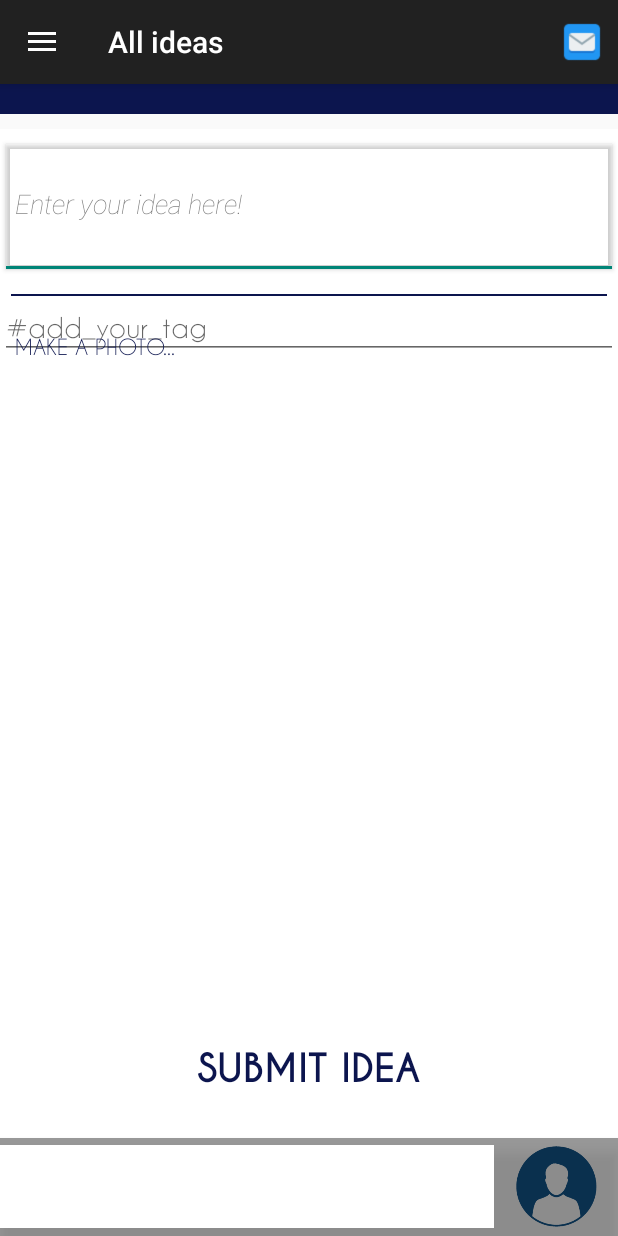
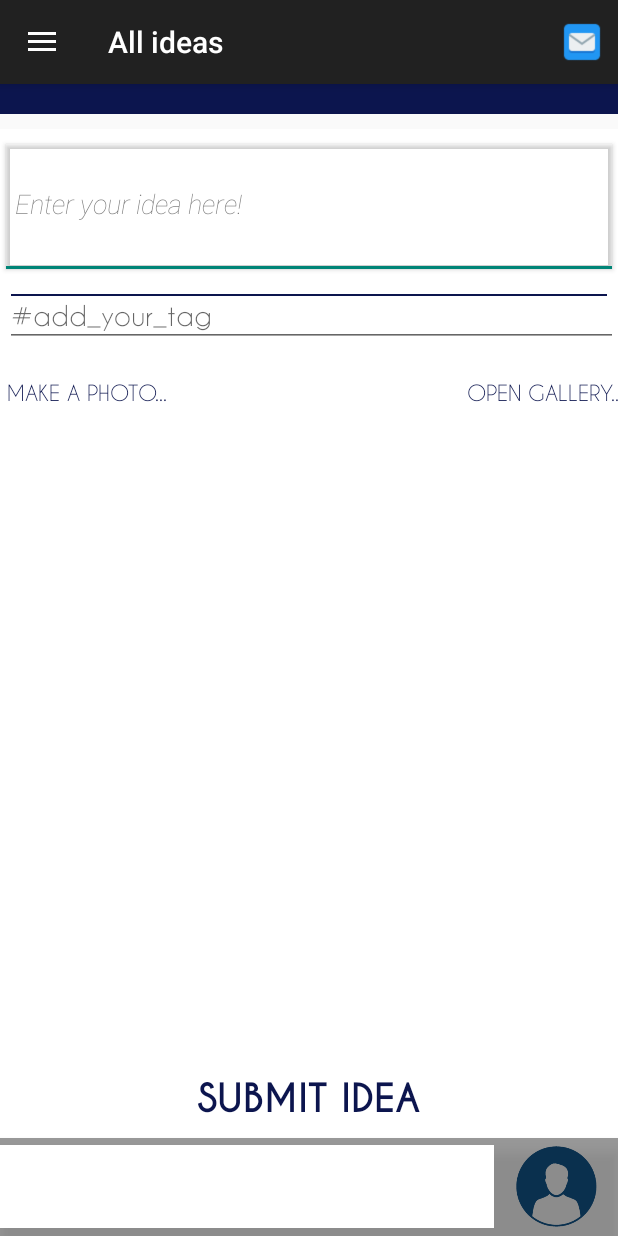
Before and after one commit to EStotskaya/Idee, an Android app: the fragment NewIdeaFragment placed in its activity, after a tap on "ADD TAG...", on a phone screen of 412 x 824 dp. Run offline under Robolectric (Android 15) with nearby library versions, the phone set to English and light mode, and no system bars; our stand-ins replace ButterKnife; libraries missing offline, so code that uses them is left out: com.nostra13.universalimageloader; Roboto replaces fonts that are not available here; 2 statements that could not run were skipped.

Commit message:
small changes in photo adding(gallery support)

```diff
--- a/android/app/src/main/java/com/code_and_fix/idee/NewIdeaFragment.java
+++ b/android/app/src/main/java/com/code_and_fix/idee/NewIdeaFragment.java
@@ -5,6 +5,7 @@ import android.app.ActionBar;
 import android.content.ContentValues;
 import android.content.Context;
 import android.content.Intent;
+import android.content.SharedPreferences;
 import android.database.Cursor;
 import android.database.sqlite.SQLiteDatabase;
 import android.database.sqlite.SQLiteException;
@@ -42,6 +43,7 @@ import com.nostra13.universalimageloader.core.assist.ImageSize;
 import java.io.File;
 
 import static android.app.Activity.RESULT_OK;
+import static android.content.Context.MODE_PRIVATE;
 
 
 /**
@@ -56,8 +58,10 @@ public class NewIdeaFragment extends Fragment {
     @Bind(R.id.addTag) Button addTag;
     @Bind(R.id.makePic) Button makePic;
     @Bind(R.id.imageFrame) ImageView imageFrame;
+    @Bind(R.id.takePic) Button takePic;
     Fonts fonts;
     private final int CAMERA_RESULT = 1;
+    private final int GALLERY_RESULT = 2;
 
     private boolean tagWasClicked;
 
@@ -77,19 +81,16 @@ public class NewIdeaFragment extends Fragment {
     @OnClick(R.id.makePic) void makePhoto(Button butt)
     {
         Intent cameraIntent = new Intent(MediaStore.ACTION_IMAGE_CAPTURE);
-        File file = new File(Environment.getExternalStorageDirectory().getPath() + "/Idee/");
-        if(!file.exists())
-        {
-            file.mkdir();
-        }
-        if(file.isDirectory())
-        {
-            Toast.makeText(getActivity(), "Dir created", Toast.LENGTH_LONG).show();
-        }
-        File filePath = new File(Environment.getExternalStorageDirectory().getPath() + "/Idee/" + System.currentTimeMillis()+".jpg");
-        cameraIntent.putExtra(MediaStore.EXTRA_OUTPUT, Uri.fromFile(file));
+
         startActivityForResult(cameraIntent, CAMERA_RESULT);
-     }
+    }
+
+    @OnClick(R.id.takePic) void openGallery(Button button)
+    {
+        Intent intent = new Intent(Intent.ACTION_PICK);
+        intent.setType("image/*");
+        startActivityForResult(intent, GALLERY_RESULT);
+    }
 
     @Override
     public void onActivityResult(int requestCode, int resultCode, Intent intent)
@@ -98,7 +99,6 @@ public class NewIdeaFragment extends Fragment {
         {
             if(resultCode == RESULT_OK) {
 
-                //and also something is wrong here
                 try {
                     if(intent!=null) {
                         Bitmap image = (Bitmap) intent.getExtras().get("data");
@@ -115,6 +115,33 @@ public class NewIdeaFragment extends Fragment {
 
                 } catch (Exception e) {
                     Toast.makeText(getActivity(), "Can't get photo", Toast.LENGTH_LONG).show();
+                }
+            }
+        }
+        else if(requestCode == GALLERY_RESULT)
+        {
+            if(resultCode == RESULT_OK)
+            {
+                if(intent != null)
+                {
+                try
+                {
+                    final Uri imageUri = intent.getData();
+                    String imageName = imageUri.toString();
+
+
+                    ImageLoader loader = ImageLoader.getInstance();
+                    ImageSize target = new ImageSize(200, 200);
+                    imageFrame.setScaleType(ImageView.ScaleType.FIT_CENTER);
+                    imageFrame.setVisibility(View.VISIBLE);
+                    loader.displayImage(imageName, imageFrame, target);
+
+
+                }
+                catch (Exception e)
+                {
+                    Toast.makeText(getActivity(), "Can't load image", Toast.LENGTH_LONG).show();
+                }
                 }
             }
         }
@@ -138,8 +165,9 @@ public class NewIdeaFragment extends Fragment {
         submit.setTypeface(fonts.caviarBold());
         addTag.setTypeface(fonts.caviarNorm());
         makePic.setTypeface(fonts.caviarNorm());
+        takePic.setTypeface(fonts.caviarNorm());
 
-        galleryAdd();
+
 
 
         try
@@ -264,7 +292,8 @@ public class NewIdeaFragment extends Fragment {
     private void addTag()
     {
         RelativeLayout.LayoutParams params = new RelativeLayout.LayoutParams(ViewGroup.LayoutParams.MATCH_PARENT, ViewGroup.LayoutParams.WRAP_CONTENT);
-        params.addRule(RelativeLayout.BELOW, R.id.addTag);
+        params.addRule(RelativeLayout.BELOW, R.id.ideaBody);
+        params.setMargins(5, 5, 0, 5);
 
         EditText tag = new EditText(this.getActivity());
         tag.setHeight(RelativeLayout.LayoutParams.WRAP_CONTENT);
@@ -276,6 +305,20 @@ public class NewIdeaFragment extends Fragment {
 
         relLay.addView(tag, params);
 
+
+        RelativeLayout.LayoutParams makePicParams = new RelativeLayout.LayoutParams(ViewGroup.LayoutParams.WRAP_CONTENT, ViewGroup.LayoutParams.WRAP_CONTENT);
+        makePicParams.addRule(RelativeLayout.BELOW, R.id.tag);
+        makePicParams.setMargins(7, 5, 0, 0);
+        makePic.setLayoutParams(makePicParams);
+
+        RelativeLayout.LayoutParams takePicParams = new RelativeLayout.LayoutParams(ViewGroup.LayoutParams.WRAP_CONTENT, ViewGroup.LayoutParams.WRAP_CONTENT);
+        takePicParams.addRule(RelativeLayout.BELOW, R.id.tag);
+        takePicParams.setMargins(5, 5, 0, 5);
+        takePicParams.addRule(RelativeLayout.ALIGN_RIGHT, R.id.ideaBody);
+        takePic.setLayoutParams(takePicParams);
+
+
+
     }
 
     @Override
@@ -285,13 +328,6 @@ public class NewIdeaFragment extends Fragment {
         bundle.putBoolean("tag", tagWasClicked);
     }
 
-    private void galleryAdd()
-    {
-        Intent intent = new Intent(Intent.ACTION_MEDIA_SCANNER_SCAN_FILE);
-        File file = new File(Environment.getExternalStorageDirectory().getPath()+"/Idee/");
-        Uri uri = Uri.fromFile(file);
-        intent.setData(uri);
-        getActivity().sendBroadcast(intent);
-    }
+
 
 }
--- a/android/app/src/main/res/layout/fragment_new_idea.xml
+++ b/android/app/src/main/res/layout/fragment_new_idea.xml
@@ -64,9 +64,23 @@
             android:fontFamily="sans-serif-thin"
             />
 
+        <Button
+            android:layout_width="wrap_content"
+            android:layout_height="wrap_content"
+            android:text="@string/pick_pic"
+            android:textColor="@color/BACK"
+            android:background="@android:color/transparent"
+            android:id="@+id/takePic"
+            android:layout_below="@+id/addTag"
+            android:layout_alignRight="@+id/ideaBody"
+            android:layout_marginTop="10dp"
+            android:layout_marginRight="10dp"
+            android:fontFamily="sans-serif-thin"
+            />
+
         <ImageView
-            android:layout_width="250dp"
-            android:layout_height="250dp"
+            android:layout_width="200dp"
+            android:layout_height="200dp"
             android:layout_centerHorizontal="true"
             android:id="@+id/imageFrame"
             android:layout_below="@+id/makePic"
@@ -78,7 +92,7 @@
             android:layout_height="wrap_content"
             android:text="@string/submit"
             android:id="@+id/submit"
-            android:layout_marginBottom="87dp"
+            android:layout_marginBottom="67dp"
             android:layout_alignParentBottom="true"
             android:layout_centerHorizontal="true"
             android:fontFamily="&quot;sans-serif-condensed&quot;"
--- a/android/app/src/main/res/values/strings.xml
+++ b/android/app/src/main/res/values/strings.xml
@@ -36,6 +36,7 @@
     <string name="new_idea_body">Enter your idea here!</string>
     <string name="add_tag">Add tag...</string>
     <string name="add_pic">Make a photo...</string>
+    <string name="pick_pic">Open gallery..</string>
 
     <string name="my_cab_info">My cabinet</string>
     <string name="my_ideas">My ideas : </string>
```
Also changed, not shown: 1 other file.
